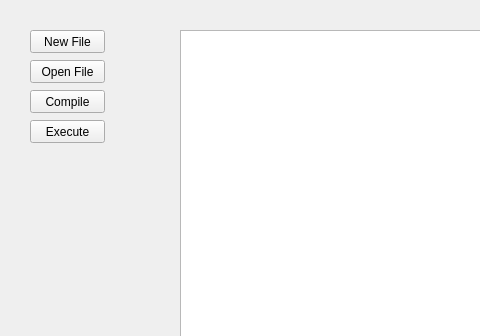
Before: the Qt Designer form temp.ui in FranceRafaelSalacut/124_IDE_and_COMPILER, drawn with Qt 5; both pictures show x 0 to 480 and y 0 to 336 of the 787 by 600 pixel window.
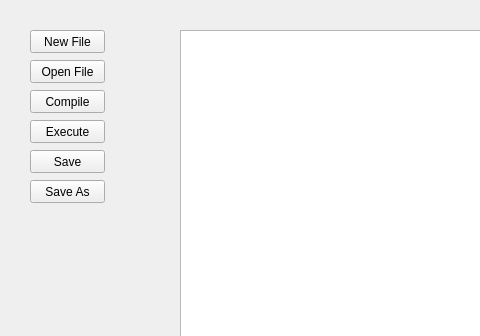
After: the same form once the commit is applied.

Commit message: Added Save and Save As functionality. Added Shortcuts for New, Open, Save, and Save As. New txt file added for Save As function testing

```diff
--- a/temp.ui
+++ b/temp.ui
@@ -76,6 +76,32 @@
      <string>Execute</string>
     </property>
    </widget>
+   <widget class="QPushButton" name="Save_Button">
+    <property name="geometry">
+     <rect>
+      <x>30</x>
+      <y>150</y>
+      <width>75</width>
+      <height>23</height>
+     </rect>
+    </property>
+    <property name="text">
+     <string>Save</string>
+    </property>
+   </widget>
+   <widget class="QPushButton" name="Save_As_Button">
+    <property name="geometry">
+     <rect>
+      <x>30</x>
+      <y>180</y>
+      <width>75</width>
+      <height>23</height>
+     </rect>
+    </property>
+    <property name="text">
+     <string>Save As</string>
+    </property>
+   </widget>
   </widget>
  </widget>
  <resources/>
```
The commit also changes 2 other files.
